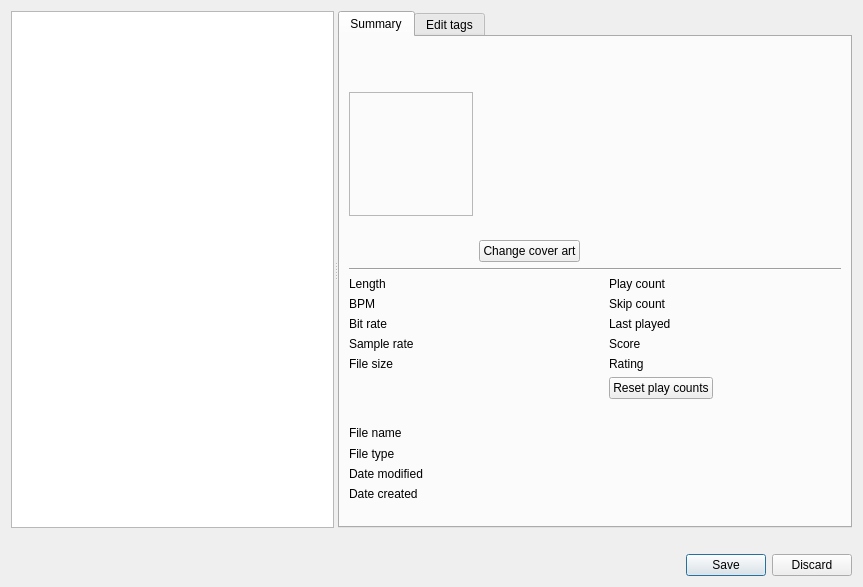
Old version of the form src/ui/edittagdialog.ui in the repository clementine-player/Clementine.
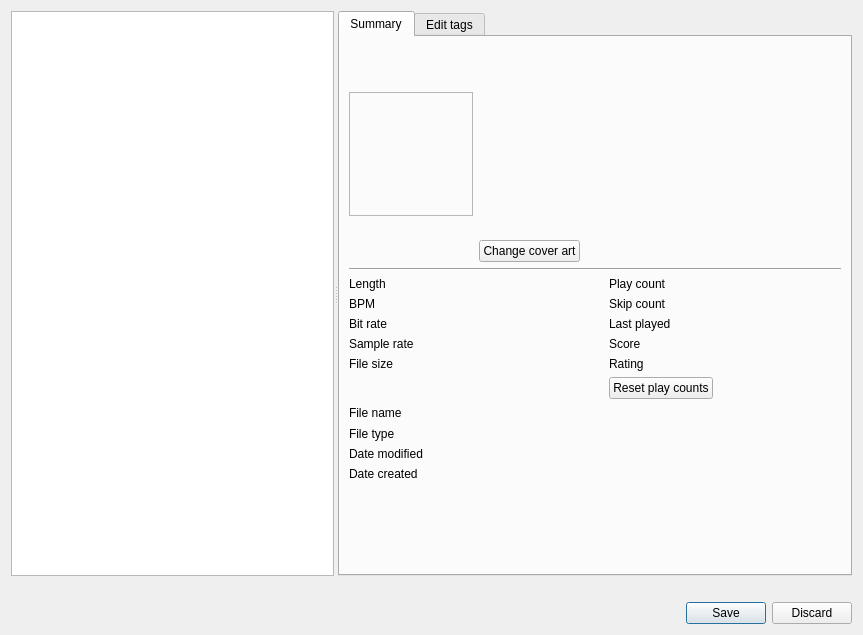
New version of the form. Icons and pictures are not drawn. Custom widgets are drawn as their Qt base class.

Commit message: Remove a little space in the edit tag dialog

Patch:
```diff
--- a/src/ui/edittagdialog.ui
+++ b/src/ui/edittagdialog.ui
@@ -7,7 +7,7 @@
     <x>0</x>
     <y>0</y>
     <width>863</width>
-    <height>587</height>
+    <height>635</height>
    </rect>
   </property>
   <property name="windowTitle">
@@ -118,7 +118,7 @@
          </widget>
         </item>
         <item>
-         <layout class="QGridLayout" name="gridLayout_3" rowstretch="0,0,0,0,0,0,0,0,0,0,0">
+         <layout class="QGridLayout" name="gridLayout_3" rowstretch="0,0,0,0,0,0,0,0,0,0">
           <property name="horizontalSpacing">
            <number>18</number>
           </property>
@@ -461,7 +461,7 @@
             </property>
            </widget>
           </item>
-          <item row="8" column="0">
+          <item row="7" column="0">
            <widget class="QLabel" name="filetype_label">
             <property name="sizePolicy">
              <sizepolicy hsizetype="Fixed" vsizetype="Preferred">
@@ -477,7 +477,7 @@
             </property>
            </widget>
           </item>
-          <item row="8" column="1" colspan="3">
+          <item row="7" column="1" colspan="3">
            <widget class="QLabel" name="filetype">
             <property name="sizePolicy">
              <sizepolicy hsizetype="Expanding" vsizetype="Preferred">
@@ -496,7 +496,7 @@
             </property>
            </widget>
           </item>
-          <item row="9" column="0">
+          <item row="8" column="0">
            <widget class="QLabel" name="mtime_label">
             <property name="sizePolicy">
              <sizepolicy hsizetype="Fixed" vsizetype="Preferred">
@@ -512,7 +512,7 @@
             </property>
            </widget>
           </item>
-          <item row="9" column="1" colspan="3">
+          <item row="8" column="1" colspan="3">
            <widget class="QLabel" name="mtime">
             <property name="wordWrap">
              <bool>true</bool>
@@ -522,7 +522,7 @@
             </property>
            </widget>
           </item>
-          <item row="10" column="0">
+          <item row="9" column="0">
            <widget class="QLabel" name="ctime_label">
             <property name="sizePolicy">
              <sizepolicy hsizetype="Fixed" vsizetype="Preferred">
@@ -538,7 +538,7 @@
             </property>
            </widget>
           </item>
-          <item row="10" column="1" colspan="3">
+          <item row="9" column="1" colspan="3">
            <widget class="QLabel" name="ctime">
             <property name="wordWrap">
              <bool>true</bool>
@@ -548,7 +548,7 @@
             </property>
            </widget>
           </item>
-          <item row="7" column="0">
+          <item row="6" column="0">
            <widget class="QLabel" name="filename_label">
             <property name="text">
              <string>File name</string>
@@ -558,7 +558,7 @@
             </property>
            </widget>
           </item>
-          <item row="7" column="1" colspan="3">
+          <item row="6" column="1" colspan="3">
            <widget class="QLineEdit" name="filename">
             <property name="styleSheet">
              <string notr="true">QLineEdit {
@@ -573,19 +573,6 @@
             </property>
            </widget>
           </item>
-          <item row="6" column="0" colspan="4">
-           <spacer name="edit_tag_spacer">
-            <property name="orientation">
-             <enum>Qt::Horizontal</enum>
-            </property>
-            <property name="sizeHint" stdset="0">
-             <size>
-              <width>40</width>
-              <height>20</height>
-             </size>
-            </property>
-           </spacer>
-          </item>
          </layout>
         </item>
         <item>
```
